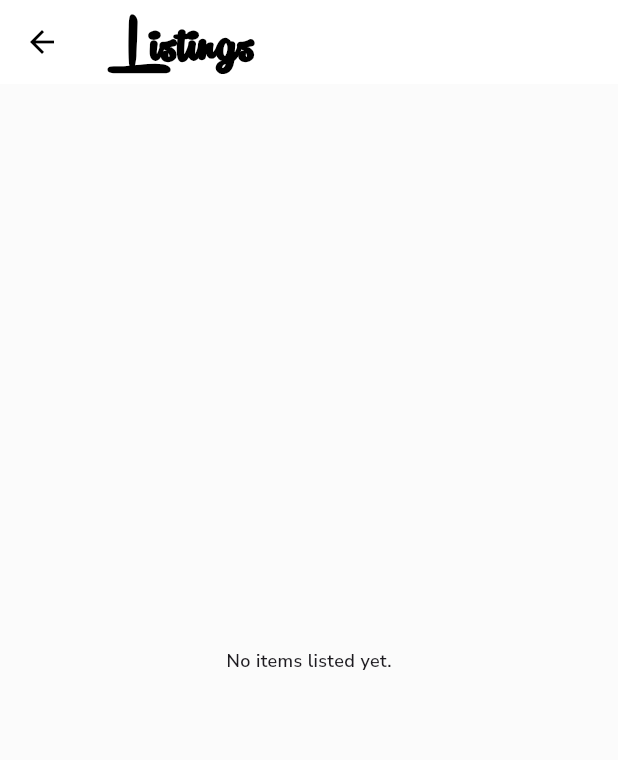
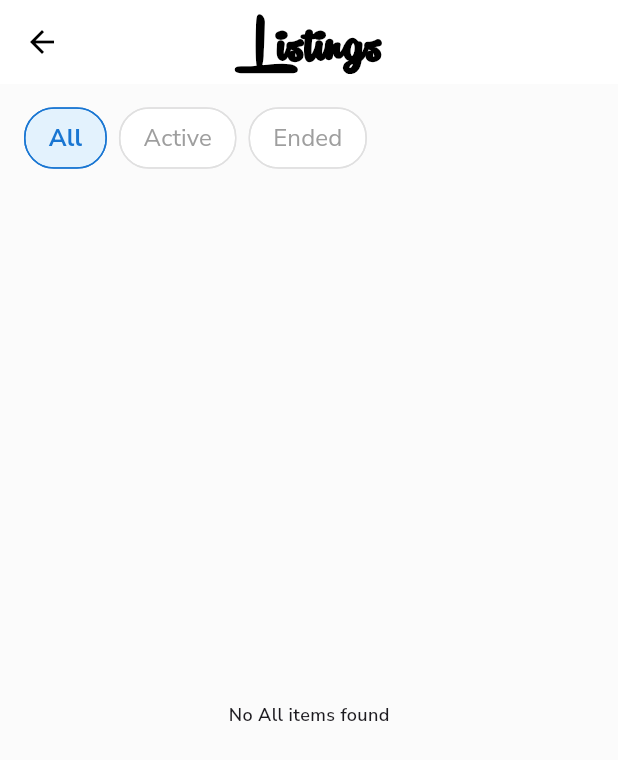
Before and after one commit to Domincee/Baylora, a Flutter app: the MyListingsScreen screen opened directly, on a phone screen of 412 x 824 dp. Shown: the top 760 px of the screen. Run offline on Flutter 3.47's test engine with Material 3 defaults, Android fonts, the light colour scheme and no system bars; our stand-ins replace flutter_dotenv, flutter_easyloading, flutter_riverpod, flutter_svg, image_picker, supabase_flutter; accounts and stored records are empty; project files that could hold a hidden picture were left out.

Commit message:
added new style on listing

```diff
--- a/lib/feature/profile/screens/my_listings_screen.dart
+++ b/lib/feature/profile/screens/my_listings_screen.dart
@@ -7,11 +7,19 @@ import 'package:baylora_prjct/feature/profile/widgets/listing_card.dart';
 import 'package:flutter/material.dart';
 import 'package:flutter_riverpod/flutter_riverpod.dart';
 
-class MyListingsScreen extends ConsumerWidget {
+class MyListingsScreen extends ConsumerStatefulWidget {
   const MyListingsScreen({super.key});
 
   @override
-  Widget build(BuildContext context, WidgetRef ref) {
+  ConsumerState<MyListingsScreen> createState() => _MyListingsScreenState();
+}
+
+class _MyListingsScreenState extends ConsumerState<MyListingsScreen> {
+  String _selectedFilter = 'All'; // 'All', 'Active', 'Ended'
+  final List<String> _filters = ['All', 'Active', 'Ended'];
+
+  @override
+  Widget build(BuildContext context) {
     final listingsAsync = ref.watch(myListingsProvider);
 
     return Scaffold(
@@ -25,21 +33,91 @@ class MyListingsScreen extends ConsumerWidget {
               color: AppColors.black,
               fontWeight: FontWeight.w600,
             ),
+        centerTitle: true,
       ),
       body: listingsAsync.when(
         data: (listings) {
-          if (listings.isEmpty) {
-            return const Center(child: Text(ProfileStrings.noListings));
+          // Filter Logic
+          final filteredList = listings.where((item) {
+            final endTimeStr = item['end_time'] as String?;
+            bool isExpired = false;
+
+            if (endTimeStr != null) {
+              try {
+                final endTime = DateTime.parse(endTimeStr);
+                isExpired = DateTime.now().isAfter(endTime);
+              } catch (_) {}
             }
-          return ListView.separated(
+
+            if (_selectedFilter == 'Active') {
+              return !isExpired;
+            } else if (_selectedFilter == 'Ended') {
+              return isExpired;
+            }
+            return true; // 'All'
+          }).toList();
+
+          return Column(
+            children: [
+              // Filter Tabs
+              Container(
+                width: double.infinity,
+                color: AppColors.bgColor,
+                padding: const EdgeInsets.symmetric(
+                  vertical: AppValues.spacingS,
+                  horizontal: AppValues.spacingM
+                ),
+                child: SingleChildScrollView(
+                  scrollDirection: Axis.horizontal,
+                  child: Row(
+                    children: _filters.map((filter) {
+                      final isSelected = _selectedFilter == filter;
+                      return Padding(
+                        padding: const EdgeInsets.only(right: 8.0),
+                        child: ChoiceChip(
+                          label: Text(filter),
+                          selected: isSelected,
+                          onSelected: (bool selected) {
+                            if (selected) {
+                              setState(() {
+                                _selectedFilter = filter;
+                              });
+                            }
+                          },
+                          backgroundColor: AppColors.white,
+                          selectedColor: AppColors.blueLight,
+                          labelStyle: TextStyle(
+                            color: isSelected ? AppColors.blueText : AppColors.textGrey,
+                            fontWeight: isSelected ? FontWeight.bold : FontWeight.normal,
+                          ),
+                          shape: RoundedRectangleBorder(
+                            borderRadius: BorderRadius.circular(20),
+                            side: BorderSide(
+                              color: isSelected ? AppColors.blueText : AppColors.grey300,
+                            ),
+                          ),
+                          showCheckmark: false,
+                        ),
+                      );
+                    }).toList(),
+                  ),
+                ),
+              ),
+
+              // Filtered List
+              Expanded(
+                child: filteredList.isEmpty
+                    ? Center(child: Text('No $_selectedFilter items found'))
+                    : ListView.separated(
                         padding: AppValues.paddingAll,
-            itemCount: listings.length,
+                        itemCount: filteredList.length,
                         separatorBuilder: (context, index) => AppValues.gapM,
                         itemBuilder: (context, index) {
-              final item = listings[index];
+                          final item = filteredList[index];
                           final images = item['images'] as List?;
-              final tags =
-                  item['tags'] != null ? List<String>.from(item['tags']) : <String>[];
+                          final tags = item['tags'] != null
+                              ? List<String>.from(item['tags'])
+                              : <String>[];
 
                           // Logic to determine display status
                           String displayStatus = item['status'] ?? 'Active';
@@ -60,9 +138,14 @@ class MyListingsScreen extends ConsumerWidget {
                             offers: "${item['offer_count'] ?? 0} Offers",
                             postedTime: ProfileStrings.recently,
                             status: displayStatus,
-                imageUrl: (images != null && images.isNotEmpty) ? images[0] : null,
+                            imageUrl: (images != null && images.isNotEmpty)
+                                ? images[0]
+                                : null,
                           );
                         },
+                      ),
+              ),
+            ],
           );
         },
         loading: () => const Center(child: CircularProgressIndicator()),
```
Also changed, not shown: lib/feature/profile/constant/app_listing_colors.dart (added, +9 -0 lines), lib/feature/profile/widgets/management_listing_card.dart (added, +229 -0 lines). Lines whose indentation alone changed are shown as unchanged.
